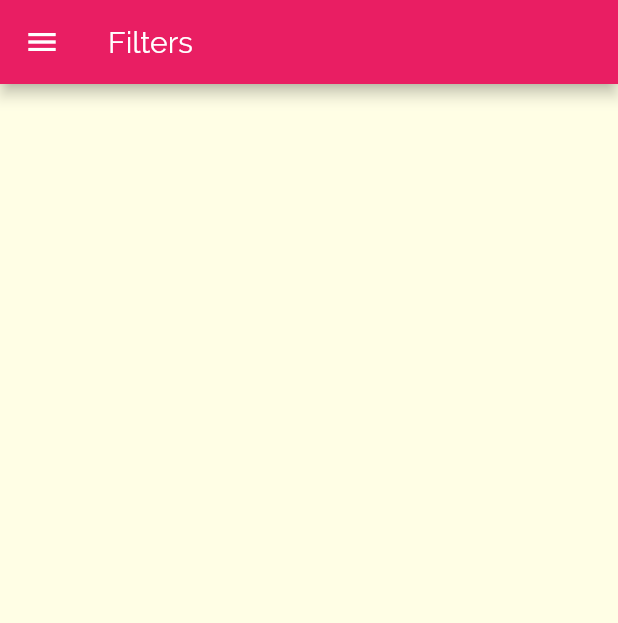
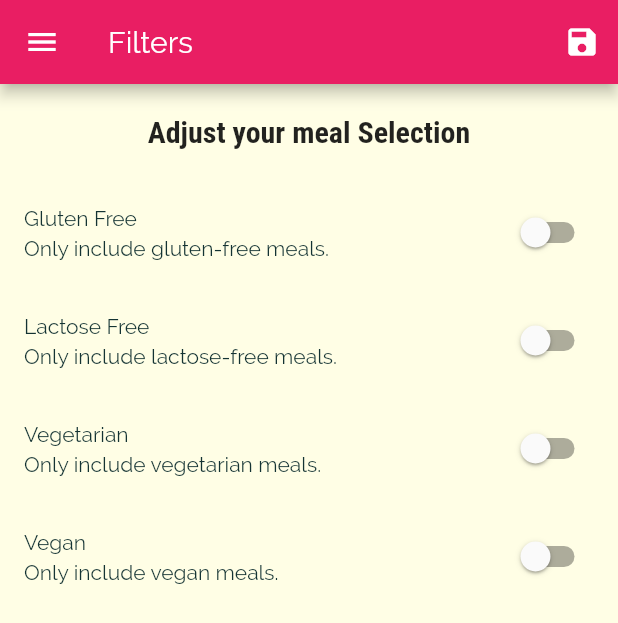
Before and after one commit to mshivkumar/meals-app, a Flutter app: the FiltersScreen screen opened by its route, on a phone screen of 412 x 824 dp. Shown: the top 623 px of the screen. Run offline on Flutter 3.47's test engine with Material 2 defaults, Android fonts, the phone set to English and light mode, and no system bars.

Commit message:
add filtering logic for meal data

```diff
--- a/lib/main.dart
+++ b/lib/main.dart
@@ -1,17 +1,55 @@
 import 'package:flutter/material.dart';
 
+import './dummy_data.dart';
 import './screens/filters_screen.dart';
 import './screens/tabs_screen.dart';
 import './screens/category_meals_screen.dart';
 import './screens/home_page.dart';
 import './screens/meal_detail_screen.dart';
+import './models/meal.dart';
 
 void main() {
   runApp(MyApp());
 }
 
-class MyApp extends StatelessWidget {
+class MyApp extends StatefulWidget {
   // This widget is the root of your application.
+  @override
+  _MyAppState createState() => _MyAppState();
+}
+
+class _MyAppState extends State<MyApp> {
+  Map<String, bool> _filters = {
+    'gluten': false,
+    'lactose': false,
+    'vegan': false,
+    'vegetarian': false,
+  };
+
+  void _setFilters(Map<String, bool> filterData) {
+    setState(() {
+      _filters = filterData;
+
+      _availableMeals = DUMMY_MEALS.where((meal) {
+        if (_filters['gluten'] && !meal.isGlutenFree) {
+          return false;
+        }
+        if (_filters['lactose'] && !meal.isLactoseFree) {
+          return false;
+        }
+        if (_filters['vegan'] && !meal.isVegan) {
+          return false;
+        }
+        if (_filters['vegetarian'] && !meal.isVegetarian) {
+          return false;
+        }
+        return true;
+      }).toList();
+    });
+  }
+
+  List<Meal> _availableMeals = DUMMY_MEALS;
+
   @override
   Widget build(BuildContext context) {
     return MaterialApp(
@@ -37,9 +75,10 @@ class MyApp extends StatelessWidget {
       ),
       home: TabsScreen(),
       routes: {
-        CategoryMealsScreen.routeName: (ctx) => CategoryMealsScreen(),
+        CategoryMealsScreen.routeName: (ctx) =>
+            CategoryMealsScreen(_availableMeals),
         MealDetailScreen.routeName: (ctx) => MealDetailScreen(),
-        FiltersScreen.routeName: (ctx) => FiltersScreen(),
+        FiltersScreen.routeName: (ctx) => FiltersScreen(_filters, _setFilters),
       },
     );
   }
--- a/lib/screens/category_meals_screen.dart
+++ b/lib/screens/category_meals_screen.dart
@@ -2,10 +2,13 @@ import 'package:flutter/material.dart';
 
 import '../widgets/meal_item.dart';
 import '../models/meal.dart';
-import '../dummy_data.dart';
 
 class CategoryMealsScreen extends StatefulWidget {
   static const routeName = '/category-meals';
+
+  final List<Meal> availableMeals;
+
+  CategoryMealsScreen(this.availableMeals);
 
   @override
   _CategoryMealsScreenState createState() => _CategoryMealsScreenState();
@@ -28,7 +31,7 @@ class _CategoryMealsScreenState extends State<CategoryMealsScreen> {
           ModalRoute.of(context).settings.arguments as Map<String, String>;
       CategoryTitle = routeArgs["title"];
       final CategoryId = routeArgs["id"];
-      displayedMeals = DUMMY_MEALS.where(
+      displayedMeals = widget.availableMeals.where(
         (meal) {
           return meal.categories.contains(CategoryId);
         },
--- a/lib/screens/filters_screen.dart
+++ b/lib/screens/filters_screen.dart
@@ -1,17 +1,132 @@
+import 'package:flutter/cupertino.dart';
 import 'package:flutter/material.dart';
 
 import '../widgets/main_drawer.dart';
 
-class FiltersScreen extends StatelessWidget {
+class FiltersScreen extends StatefulWidget {
   static const routeName = '/filters-screen';
+
+  final Function _saveFilters;
+  final Map<String, bool> currentFilters;
+
+  FiltersScreen(this.currentFilters, this._saveFilters);
+
+  @override
+  _FiltersScreenState createState() => _FiltersScreenState();
+}
+
+class _FiltersScreenState extends State<FiltersScreen> {
+  bool _glutenFree = false;
+  bool _vegetarian = false;
+  bool _vegan = false;
+  bool _lactoseFree = false;
+
+  Widget _buildSwitchListTile(
+      {String title,
+      String subtitle,
+      bool currentValue,
+      Function updateValue}) {
+    return SwitchListTile(
+      title: Text(
+        title,
+        style: Theme.of(context).textTheme.bodyText2,
+      ),
+      subtitle: Text(
+        subtitle,
+        style: Theme.of(context).textTheme.bodyText1,
+      ),
+      value: currentValue,
+      onChanged: updateValue,
+    );
+  }
+
+  @override
+  void initState() {
+    _glutenFree = widget.currentFilters['gluten'];
+    _vegetarian = widget.currentFilters['vegetarian'];
+    _vegan = widget.currentFilters['vegan'];
+    _lactoseFree = widget.currentFilters['lactose'];
+    super.initState();
+  }
 
   @override
   Widget build(BuildContext context) {
     return Scaffold(
       appBar: AppBar(
         title: Text('Filters'),
+        actions: <Widget>[
+          IconButton(
+            icon: Icon(Icons.save),
+            onPressed: () {
+              final _selectedFilters = {
+                'gluten': _glutenFree,
+                'lactose': _lactoseFree,
+                'vegan': _vegan,
+                'vegetarian': _vegetarian,
+              };
+              return widget._saveFilters(_selectedFilters);
+            },
+          )
+        ],
       ),
       drawer: MainDrawer(),
+      body: Column(
+        children: <Widget>[
+          Container(
+            padding: EdgeInsets.all(20),
+            child: Text(
+              "Adjust your meal Selection",
+              style: Theme.of(context).textTheme.headline6,
+            ),
+          ),
+          Expanded(
+            child: ListView(
+              children: <Widget>[
+                _buildSwitchListTile(
+                  title: 'Gluten Free',
+                  subtitle: 'Only include gluten-free meals.',
+                  currentValue: _glutenFree,
+                  updateValue: (newValue) {
+                    setState(() {
+                      _glutenFree = newValue;
+                    });
+                  },
+                ),
+                _buildSwitchListTile(
+                  title: 'Lactose Free',
+                  subtitle: 'Only include lactose-free meals.',
+                  currentValue: _lactoseFree,
+                  updateValue: (newValue) {
+                    setState(() {
+                      _lactoseFree = newValue;
+                    });
+                  },
+                ),
+                _buildSwitchListTile(
+                  title: 'Vegetarian',
+                  subtitle: 'Only include vegetarian meals.',
+                  currentValue: _vegetarian,
+                  updateValue: (newValue) {
+                    setState(() {
+                      _vegetarian = newValue;
+                    });
+                  },
+                ),
+                _buildSwitchListTile(
+                  title: 'Vegan',
+                  subtitle: 'Only include vegan meals.',
+                  currentValue: _vegan,
+                  updateValue: (newValue) {
+                    setState(() {
+                      _vegan = newValue;
+                    });
+                  },
+                )
+              ],
+            ),
+          )
+        ],
+      ),
     );
   }
 }
```
